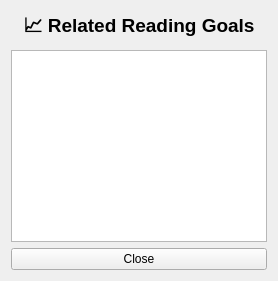
The window that Week 1/BasicDB/gui_designs/GoalsWindow.ui (aliemrepmk/Mentorhub) describes before a commit, drawn with Qt 5.
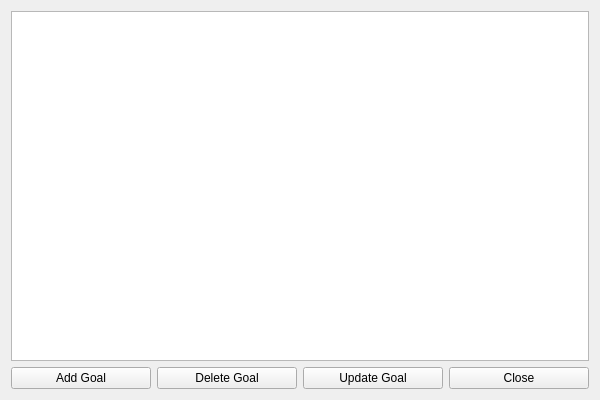
The same window after the commit.

Commit message:
feat(goals): add full CRUD functionality to goals management
- Implemented Add Goal dialog with start date and duration
- Auto-calculate deadline based on duration
- Added Delete Goal and Update Goal buttons

What changed in the file:
```diff
--- a/Week 1/BasicDB/gui_designs/GoalsWindow.ui
+++ b/Week 1/BasicDB/gui_designs/GoalsWindow.ui
@@ -2,32 +2,52 @@
 <ui version="4.0">
  <class>GoalsWindow</class>
  <widget class="QWidget" name="GoalsWindow">
-  <layout class="QVBoxLayout" name="mainLayout">
-   <item>
-    <widget class="QLabel" name="titleLabel">
-     <property name="text">
-      <string>📈 Related Reading Goals</string>
-     </property>
-     <property name="alignment">
-      <set>Qt::AlignCenter</set>
-     </property>
-     <property name="font">
-      <font>
-       <pointsize>14</pointsize>
-       <bold>true</bold>
-      </font>
-     </property>
-    </widget>
-   </item>
+  <property name="geometry">
+   <rect>
+    <x>0</x>
+    <y>0</y>
+    <width>600</width>
+    <height>400</height>
+   </rect>
+  </property>
+  <property name="windowTitle">
+   <string>📈 Reading Goals</string>
+  </property>
+  <layout class="QVBoxLayout" name="verticalLayout">
    <item>
     <widget class="QTableWidget" name="goalTable"/>
    </item>
    <item>
+    <layout class="QHBoxLayout" name="buttonLayout">
+     <item>
+      <widget class="QPushButton" name="addGoalButton">
+       <property name="text">
+        <string>Add Goal</string>
+       </property>
+      </widget>
+     </item>
+     <item>
+      <widget class="QPushButton" name="deleteGoalButton">
+       <property name="text">
+        <string>Delete Goal</string>
+       </property>
+      </widget>
+     </item>
+     <item>
+      <widget class="QPushButton" name="updateGoalButton">
+       <property name="text">
+        <string>Update Goal</string>
+       </property>
+      </widget>
+     </item>
+     <item>
     <widget class="QPushButton" name="closeButton">
      <property name="text">
       <string>Close</string>
      </property>
     </widget>
+     </item>
+    </layout>
    </item>
   </layout>
  </widget>
```
Lines whose indentation alone changed are shown as unchanged. The commit also changes 9 other files.
